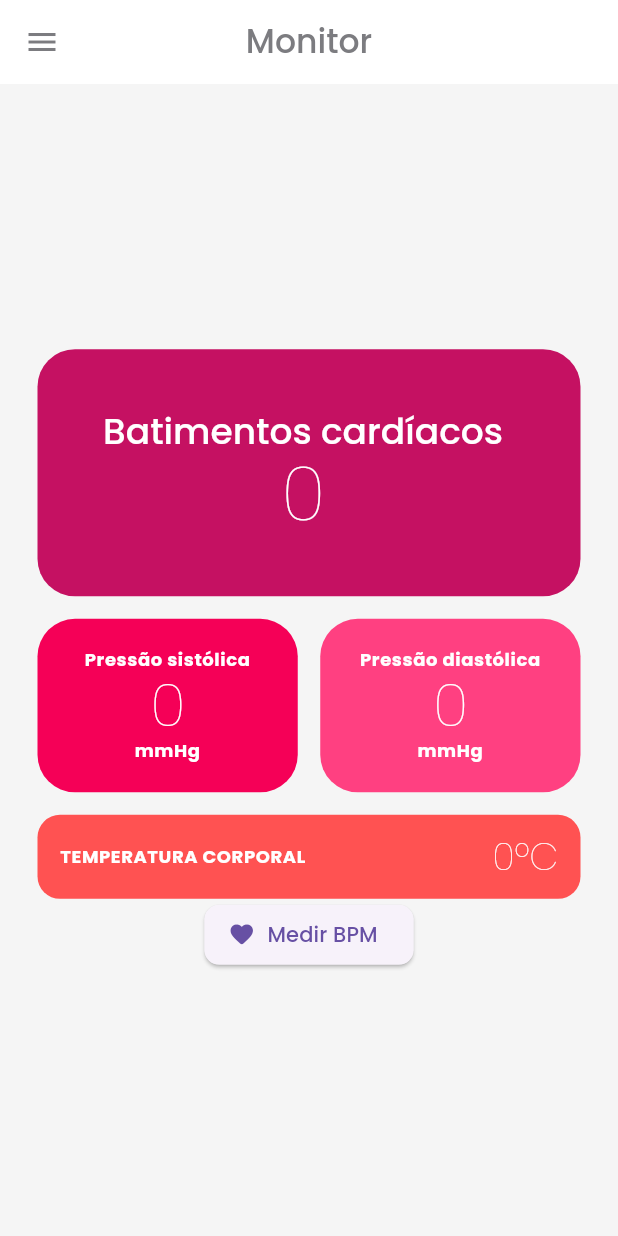
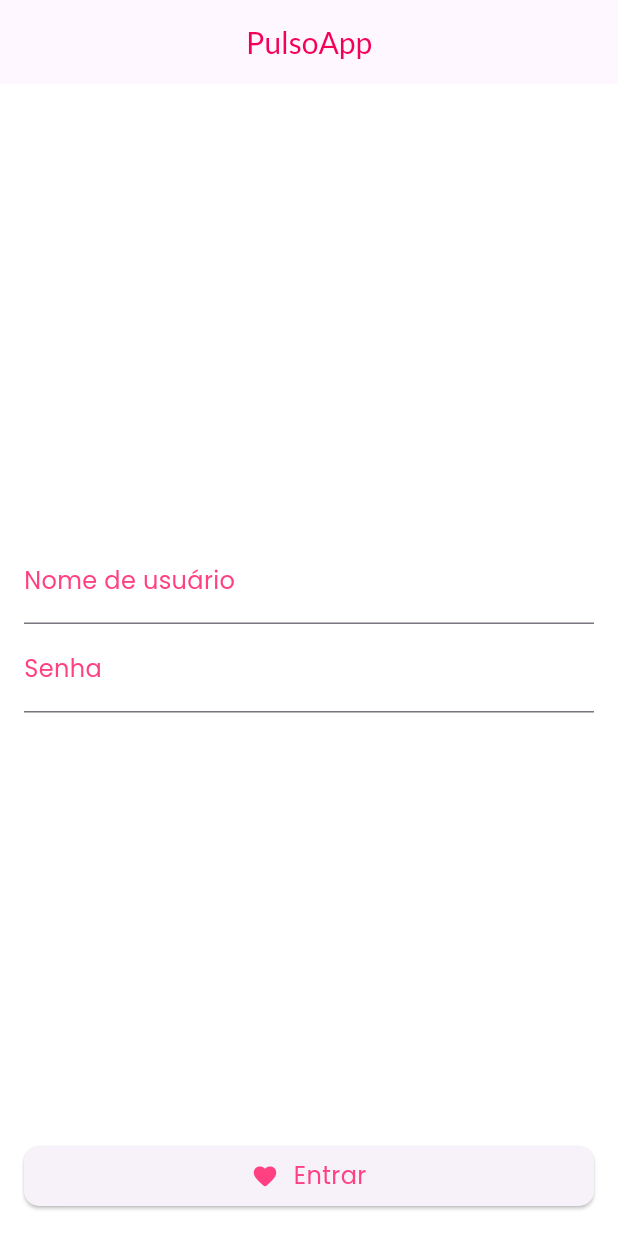
Before and after one commit to lucaspmatos/pulso_app, a Flutter app: the screen it shows after launch, on a phone screen of 412 x 824 dp. Run offline on Flutter 3.47's test engine with Material 3 defaults, Android fonts, the phone set to English and light mode, and no system bars; our stand-ins replace fluttertoast, google_fonts; missing offline and left inert: heart_bpm, mqtt_client; accounts and stored records are empty.

Commit message:
creating user login, changing endpoints and new routes

```diff
--- a/lib/app/api/contacts_service.dart
+++ b/lib/app/api/contacts_service.dart
@@ -2,12 +2,14 @@ import 'dart:convert';
 import 'package:http/http.dart' as http;
 
 import 'package:pulso_app/app/core/constants/constants.dart';
+import 'package:pulso_app/app/features/login/model/user.dart';
 import 'package:pulso_app/app/features/contacts/model/contact.dart';
 
 class ContactService {
-  static const String apiUrl = '${Texts.baseUrl}/contacts/1';
+  static Future<List<Contact>> getContacts() async {
+    final user = UserSession.instance.user;
+    String apiUrl = '${Texts.baseUrl}/contacts/${user?.id}';
 
-  static Future<List<Contact>> getContacts() async {
     final response = await http.get(Uri.parse(apiUrl));
 
     if (response.statusCode == 200) {
--- a/lib/app/api/history_service.dart
+++ b/lib/app/api/history_service.dart
@@ -2,12 +2,14 @@ import 'dart:convert';
 import 'package:http/http.dart' as http;
 
 import 'package:pulso_app/app/core/constants/constants.dart';
+import 'package:pulso_app/app/features/login/model/user.dart';
 import 'package:pulso_app/app/features/history/model/cardiac_history.dart';
 
 class HistoryService {
-  static const String apiUrl = '${Texts.baseUrl}/cardiac_histories/1';
+  static Future<List<CardiacHistory>> getHistory() async {
+    final user = UserSession.instance.user;
+    String apiUrl = '${Texts.baseUrl}/cardiac_histories/${user?.id}';
 
-  static Future<List<CardiacHistory>> getHistory() async {
     final response = await http.get(Uri.parse(apiUrl));
 
     if (response.statusCode == 200) {
--- a/lib/app/components/components.dart
+++ b/lib/app/components/components.dart
@@ -1,4 +1,5 @@
 // Drawer
 export 'drawer/drawer.dart';
 export 'drawer/drawer_item.dart';
+export 'drawer/drawer_header.dart';
 export 'drawer/drawer_app_bar.dart';
--- a/lib/app/core/constants/numbers.dart
+++ b/lib/app/core/constants/numbers.dart
@@ -16,6 +16,8 @@ class Numbers {
   // Drawer
   static const double drawerWebWidth = 0.2;
   static const double drawerAppWidth = 0.6;
+  static const double drawerWebHeight = 0.1;
+  static const double drawerAppHeight = 0.4;
 
   // Drawer App Bar
   static const double drawerAppBarFontSize = 22;
--- a/lib/app/core/constants/texts.dart
+++ b/lib/app/core/constants/texts.dart
@@ -3,24 +3,27 @@ class Texts {
   static const String slogan = "cuidando do seu coração";
   static const String baseUrl = "https://api-dart.herokuapp.com";
 
-  static const String initialRoute = "/";
+  static const String loginRoute = "/";
+  static const String splashRoute = "splash";
   static const String monitorRoute = "monitor";
   static const String historyRoute = "history";
   static const String contactsRoute = "contacts";
 
+  // Drawer
+  static const String login = "Login";
   static const String monitor = "Monitor";
   static const String history = "Histórico";
   static const String contacts = "Contatos";
+  static const String years = "anos";
+  static const String logout = "Sair do app";
 
-  // Contacts
-  static const String unavailable = "Indisponível";
-  static const String loadingContacts = "Carregando seus contatos";
-  static const String contactsError =
-      "Não possível acessar a lista de contatos. Tente mais tarde.";
-  static const String contactsListException = "Falha ao carregar os contatos";
-  static const String deleteContactException = "Erro ao excluir o contato";
-  static const String loadContactsErrorMsg = "Erro ao carregar contatos!";
-  static const String deleteContactErrorMsg = "Erro ao deletar contato!";
+  // Login
+  static const String username = "Nome de usuário";
+  static const String password = "Senha";
+  static const String usernameMsg = "Insira seu nome de usuário!";
+  static const String passwordMsg = "Insira sua senha!";
+  static const String loginExceptionMsg = "Dados inválidos!";
+  static const String enter = "Entrar";
 
   // Monitor
   static const String measureBPM = "Medir BPM";
@@ -69,6 +72,16 @@ class Texts {
   static const String historyTimeFormat = "HH:mm";
   static const String saveHistorySuccessMsg = "Histórico salvo com sucesso!";
   static const String saveHistoryErrorMsg = "Erro ao salvar histórico!";
+
+  // Contacts
+  static const String unavailable = "Indisponível";
+  static const String loadingContacts = "Carregando seus contatos";
+  static const String contactsError =
+      "Não possível acessar a lista de contatos. Tente mais tarde.";
+  static const String contactsListException = "Falha ao carregar os contatos";
+  static const String deleteContactException = "Erro ao excluir o contato";
+  static const String loadContactsErrorMsg = "Erro ao carregar contatos!";
+  static const String deleteContactErrorMsg = "Erro ao deletar contato!";
 }
 
 class Fonts {
--- /dev/null
+++ b/lib/app/features/login/contract/login_contract.dart
@@ -0,0 +1,12 @@
+import 'package:flutter/material.dart';
+
+abstract class LoginView {}
+
+abstract class LoginController {
+  late final TextEditingController usernameCtl;
+  late final TextEditingController passwordCtl;
+
+  Future<bool> login();
+  String? validateUser(String? value);
+  String? validatePass(String? value);
+}
--- /dev/null
+++ b/lib/app/features/login/controller/login_controller.dart
@@ -0,0 +1,55 @@
+import 'package:flutter/material.dart';
+import 'package:fluttertoast/fluttertoast.dart';
+
+import 'package:pulso_app/app/router/routes.dart';
+import 'package:pulso_app/app/api/login_service.dart';
+import 'package:pulso_app/app/core/constants/constants.dart';
+import 'package:pulso_app/app/features/login/model/user.dart';
+import 'package:pulso_app/app/features/login/contract/login_contract.dart';
+
+class LoginControllerImpl implements LoginController {
+  final LoginView _view;
+  LoginControllerImpl(this._view);
+
+  @override
+  TextEditingController usernameCtl = TextEditingController();
+  @override
+  TextEditingController passwordCtl = TextEditingController();
+
+  @override
+  String? validateUser(String? value) {
+    if (value == null || value.isEmpty) {
+      return Texts.usernameMsg;
+    }
+    return null;
+  }
+
+  @override
+  String? validatePass(String? value) {
+    if (value == null || value.isEmpty) {
+      return Texts.passwordMsg;
+    }
+    return null;
+  }
+
+  @override
+  Future<bool> login() async {
+    User userLogin = User(
+      username: usernameCtl.text.trim(),
+      age: int.tryParse(passwordCtl.text.trim()),
+    );
+
+    try {
+      User? user = await LoginService.login(userLogin);
+      saveUserSession(user);
+      return true;
+    } catch (e) {
+      Fluttertoast.showToast(msg: Texts.loginExceptionMsg);
+      return false;
+    }
+  }
+
+  void saveUserSession(User? user) {
+    UserSession.instance.user = user;
+  }
+}
--- /dev/null
+++ b/lib/app/features/login/model/user.dart
@@ -0,0 +1,34 @@
+class User {
+  int? id;
+  String? name;
+  int? age;
+  String? username;
+
+  User({this.id, this.name, this.age, this.username});
+
+  User.fromJson(Map<String, dynamic> json) {
+    id = json['id'];
+    name = json['name'];
+    age = json['age'];
+    username = json['username'];
+  }
+
+  Map<String, dynamic> toJson() {
+    final Map<String, dynamic> data = <String, dynamic>{};
+    data['id'] = id;
+    data['name'] = name;
+    data['age'] = age;
+    data['username'] = username;
+    return data;
+  }
+}
+
+class UserSession {
+  User? user;
+  static UserSession? _instance;
+
+  static UserSession get instance {
+    _instance ??= UserSession();
+    return _instance!;
+  }
+}
--- /dev/null
+++ b/lib/app/features/login/view/login.dart
@@ -0,0 +1,118 @@
+import 'package:flutter/material.dart';
+import 'package:google_fonts/google_fonts.dart';
+import 'package:flutter/foundation.dart' show kIsWeb;
+
+import 'package:pulso_app/app/router/routes.dart';
+import 'package:pulso_app/app/core/themes/text_theme.dart';
+import 'package:pulso_app/app/core/constants/constants.dart';
+
+import 'package:pulso_app/app/features/login/contract/login_contract.dart';
+import 'package:pulso_app/app/features/login/controller/login_controller.dart';
+
+class Login extends StatefulWidget {
+  const Login({super.key});
+
+  @override
+  _LoginState createState() => _LoginState();
+}
+
+class _LoginState extends State<Login> implements LoginView {
+  late final LoginController _controller;
+  final _formKey = GlobalKey<FormState>();
+
+  _LoginState() {
+    _controller = LoginControllerImpl(this);
+  }
+
+  void _loginClick() async {
+    if (_formKey.currentState!.validate()) {
+      final bool isLogged = await _controller.login();
+      if (isLogged) _goToSplashScreen();
+    }
+  }
+
+  void _goToSplashScreen() => Routes.splashScreenRoute(context);
+
+  @override
+  Widget build(BuildContext context) {
+    return Scaffold(
+      appBar: AppBar(
+        title: Text(
+          Texts.appTitle,
+          style: getTextTheme(context).headlineMedium?.copyWith(
+                fontFamily: GoogleFonts.lato().fontFamily,
+                color: Colors.pinkAccent.shade400,
+              ),
+        ),
+        centerTitle: true,
+      ),
+      body: Padding(
+        padding: const EdgeInsets.all(16.0),
+        child: Center(
+          child: SizedBox(
+            width: MediaQuery.of(context).size.width *
+                (kIsWeb ? Numbers.monitorWebWidth : Numbers.monitorAppWidth),
+            child: Form(
+              key: _formKey,
+              child: Column(
+                children: [
+                  Expanded(
+                    child: Column(
+                      mainAxisAlignment: MainAxisAlignment.center,
+                      children: [
+                        TextFormField(
+                          controller: _controller.usernameCtl,
+                          decoration: InputDecoration(
+                            labelStyle:
+                                getTextTheme(context).bodyMedium?.copyWith(
+                                      color: Colors.pinkAccent.shade200,
+                                    ),
+                            labelText: Texts.username,
+                          ),
+                          validator: _controller.validateUser,
+                        ),
+                        TextFormField(
+                          controller: _controller.passwordCtl,
+                          decoration: InputDecoration(
+                            labelStyle:
+                                getTextTheme(context).bodyMedium?.copyWith(
+                                      color: Colors.pinkAccent.shade200,
+                                    ),
+                            labelText: Texts.password,
+                          ),
+                          obscureText: true,
+                          validator: _controller.validatePass,
+                        ),
+                      ],
+                    ),
+                  ),
+                  ElevatedButton(
+                    onPressed: _loginClick,
+                    child: Row(
+                      mainAxisAlignment: MainAxisAlignment.center,
+                      children: [
+                        Icon(
+                          Icons.favorite_rounded,
+                          color: Colors.pinkAccent.shade200,
+                        ),
+                        const SizedBox(
+                          width: Numbers.ten,
+                        ),
+                        Text(
+                          Texts.enter,
+                          style: getTextTheme(context).bodyMedium?.copyWith(
+                                color: Colors.pinkAccent.shade200,
+                              ),
+                        ),
+                      ],
+                    ),
+                  ),
+                ],
+              ),
+            ),
+          ),
+        ),
+      ),
+    );
+  }
+}
--- a/lib/app/features/monitor/controller/monitor_controller.dart
+++ b/lib/app/features/monitor/controller/monitor_controller.dart
@@ -9,6 +9,7 @@ import 'package:pulso_app/app/broker/server.dart'
 import 'package:pulso_app/app/api/history_service.dart';
 import 'package:pulso_app/app/api/monitor_service.dart';
 import 'package:pulso_app/app/core/constants/constants.dart';
+import 'package:pulso_app/app/features/login/model/user.dart';
 import 'package:pulso_app/app/features/history/model/cardiac_history.dart';
 import 'package:pulso_app/app/features/monitor/contract/monitor_contract.dart';
 
@@ -41,7 +42,7 @@ class MonitorControllerImpl implements MonitorController {
     } else if (report.systolicPressure! <= 90 &&
         report.diastolicPressure! <= 60) {
       msg +=
-          "\n${Texts.pressureTitle}  ${report.systolicPressure} x ${report.diastolicPressure} ${Texts.pressureMeasure}  (PRESSÃO BAIXA)\n";
+          "\n${Texts.pressureTitle}  ${report.systolicPressure} x ${report.diastolicPressure} ${Texts.pressureMeasure} (PRESSÃO BAIXA)\n";
     }
 
     if (report.bodyHeat! >= 39.5) {
@@ -131,7 +132,7 @@ class MonitorControllerImpl implements MonitorController {
       bpmAvg = sum ~/ history.length;
 
       CardiacHistory report = CardiacHistory(
-        userId: 1,
+        userId: UserSession.instance.user?.id,
         bpm: bpmAvg,
         systolicPressure: history.last.systolicPressure,
         diastolicPressure: history.last.diastolicPressure,
--- a/lib/app/router/pages.dart
+++ b/lib/app/router/pages.dart
@@ -1,3 +1,4 @@
+export 'package:pulso_app/app/features/login/view/login.dart';
 export 'package:pulso_app/app/features/monitor/view/monitor.dart';
 export 'package:pulso_app/app/features/history/view/history.dart';
 export 'package:pulso_app/app/features/contacts/view/contacts.dart';
--- a/lib/app/router/routes.dart
+++ b/lib/app/router/routes.dart
@@ -5,14 +5,18 @@ import 'package:pulso_app/app/core/constants/texts.dart';
 
 class Routes {
   static final mapRouter = {
-    Texts.initialRoute: (context) => const SplashScreen(),
+    Texts.loginRoute: (context) => const Login(),
+    Texts.splashRoute: (context) => const SplashScreen(),
     Texts.monitorRoute: (context) => const Monitor(),
     Texts.historyRoute: (context) => const History(),
     Texts.contactsRoute: (context) => const Contacts(),
   };
 
+  static void loginRoute(BuildContext context) =>
+      Navigator.pushReplacementNamed(context, Texts.loginRoute);
+
   static void splashScreenRoute(BuildContext context) =>
-      Navigator.pushReplacementNamed(context, Texts.initialRoute);
+      Navigator.pushReplacementNamed(context, Texts.splashRoute);
 
   static void monitorRoute(BuildContext context) =>
       Navigator.pushReplacementNamed(context, Texts.monitorRoute);
--- a/lib/main.dart
+++ b/lib/main.dart
@@ -22,7 +22,7 @@ class MyApp extends StatelessWidget {
       debugShowCheckedModeBanner: false,
       title: Texts.appTitle,
       theme: appTheme(),
-      initialRoute: Texts.initialRoute,
+      initialRoute: Texts.loginRoute,
       routes: Routes.mapRouter,
     );
   }
```
Also changed, not shown: lib/app/api/login_service.dart (added, +23 -0 lines), lib/app/components/drawer/drawer.dart (+13 -14 lines), lib/app/components/drawer/drawer_header.dart (added, +55 -0 lines), lib/app/features/monitor/view/monitor.dart (+26 -7 lines).
